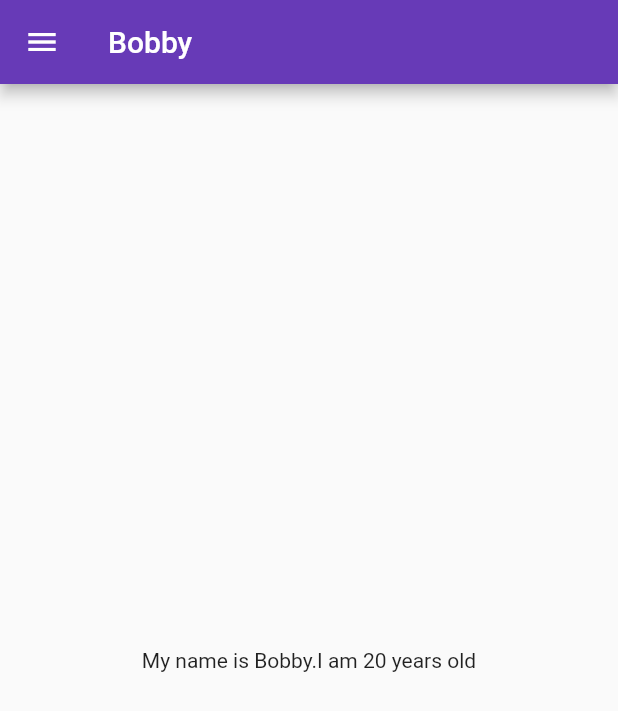
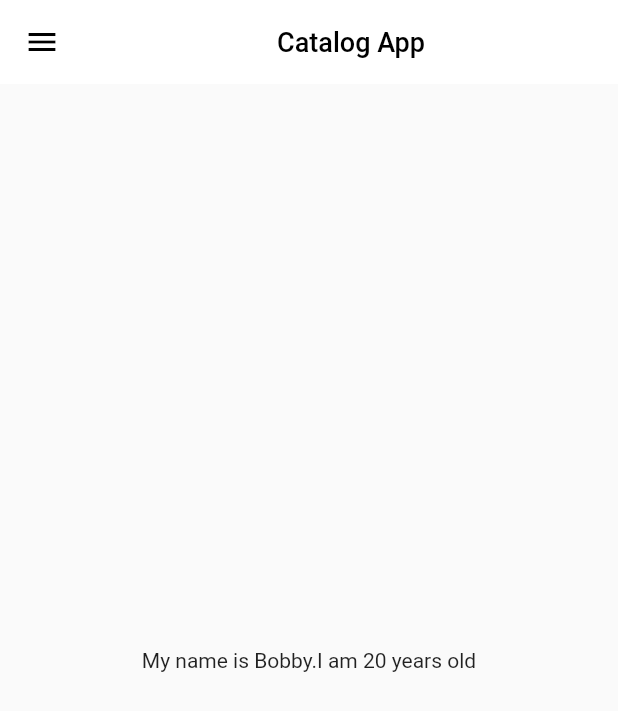
Before and after one commit to Norornot/flutterfirst, a Flutter app: the screen it shows after launch, on a phone screen of 412 x 824 dp. Shown: the top 711 px of the screen. Run offline on Flutter 3.47's test engine with Material 2 defaults, Android fonts, the phone set to English and light mode, and no system bars; our stand-ins replace google_fonts; Roboto replaces fonts that are missing (Ubuntu).

Commit message:
Day-8 done

```diff
--- a/lib/main.dart
+++ b/lib/main.dart
@@ -3,6 +3,7 @@ import 'package:myfirstapp/pages/home.dart';
 import 'package:myfirstapp/pages/login.dart';
 import 'package:google_fonts/google_fonts.dart';
 import 'package:myfirstapp/utils/routes.dart';
+import 'package:myfirstapp/widgets/theme.dart';
 
 void main() {
   runApp(MyApp());
@@ -15,10 +16,7 @@ class MyApp extends StatelessWidget {
   Widget build(BuildContext context) {
     return MaterialApp(
       debugShowCheckedModeBanner: false,
-      themeMode: ThemeMode.dark,
-      theme: ThemeData(
-          primarySwatch: Colors.deepPurple,
-          fontFamily: GoogleFonts.ubuntu().fontFamily),
+      theme: MyTheme.lightTheme,
       initialRoute: MyRoutes.homeRoute,
       routes: {
         MyRoutes.homeRoute: (context) => Homepage(),
--- a/lib/pages/home.dart
+++ b/lib/pages/home.dart
@@ -1,16 +1,21 @@
 import 'package:flutter/material.dart';
 import 'package:myfirstapp/widgets/drawer.dart';
 
-class Homepage extends StatelessWidget {
+class Homepage extends StatefulWidget {
   const Homepage({super.key});
 
+  @override
+  State<Homepage> createState() => _HomepageState();
+}
+
+class _HomepageState extends State<Homepage> {
   @override
   Widget build(BuildContext context) {
     int age = 19;
     String name = "Bobby";
     return Scaffold(
       appBar: AppBar(
-        title: Text("Bobby"),
+        title: Center(child: Text("Catalog App")),
       ),
       body: Center(
         child: Container(
--- /dev/null
+++ b/lib/widgets/theme.dart
@@ -0,0 +1,18 @@
+import 'package:flutter/material.dart';
+import 'package:google_fonts/google_fonts.dart';
+
+class MyTheme {
+  static ThemeData get lightTheme => ThemeData(
+      primarySwatch: Colors.deepPurple,
+      fontFamily: GoogleFonts.ubuntu().fontFamily,
+      appBarTheme: AppBarTheme(
+          color: Colors.white,
+          elevation: 0.0,
+          iconTheme: IconThemeData(color: Colors.black),
+          titleTextStyle: TextStyle(
+              color: Colors.black, fontSize: 18, fontWeight: FontWeight.w500)));
+
+  static ThemeData get darkTheme => ThemeData(
+        brightness: Brightness.dark,
+      );
+}
```
Also changed, not shown: lib/models/catalog.dart (added, +15 -0 lines).
